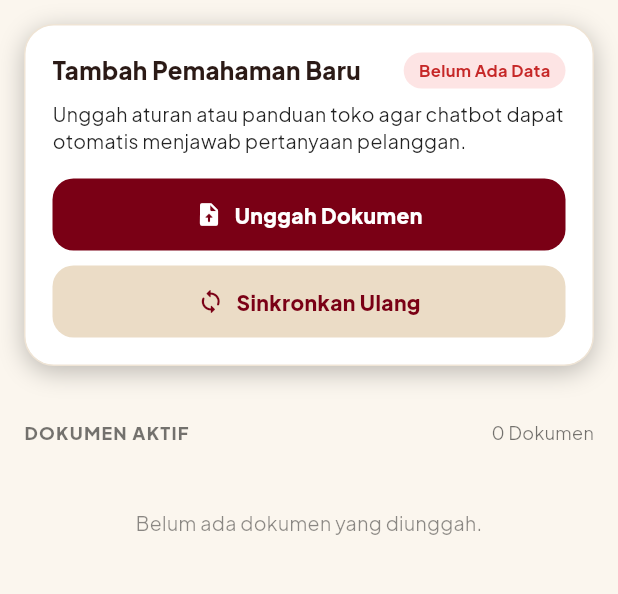
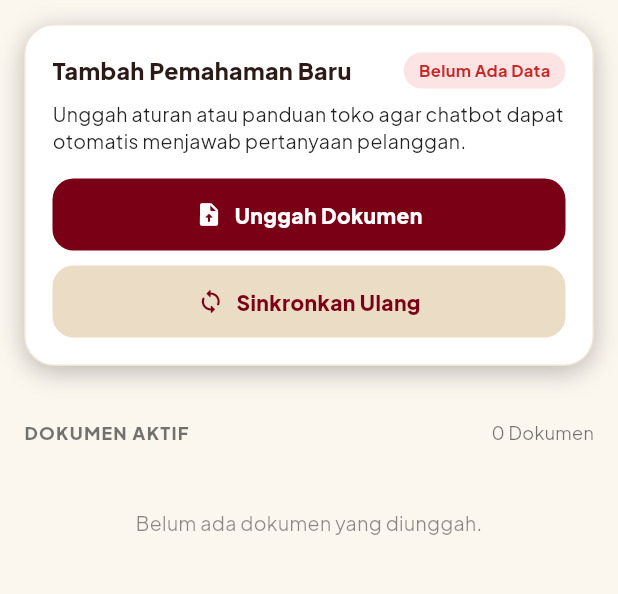
Before and after one commit to mimthokwes/vieguard-app, a Flutter app: the AiKnowledgeScreen screen opened directly, on a phone screen of 412 x 824 dp, the part 96-690 px from its top. Run offline on Flutter 3.47's test engine with Material 3 defaults, Android fonts, the phone set to English and light mode, and no system bars; our stand-ins replace dio, file_picker, flutter_dotenv, flutter_secure_storage, google_fonts, google_sign_in and 4 more; missing offline and left inert: excel; accounts and stored records are empty; network calls fail.

Commit message:
fix(ui): wrap title in Expanded to prevent RenderFlex horizontal overflow

```diff
--- a/lib/screens/akun/ai_knowledge_screen.dart
+++ b/lib/screens/akun/ai_knowledge_screen.dart
@@ -175,14 +175,17 @@ class _AiKnowledgeScreenState extends State<AiKnowledgeScreen> {
                         Row(
                           mainAxisAlignment: MainAxisAlignment.spaceBetween,
                           children: [
-                            const Text(
-                              'Tambah Pemahaman Baru',
-                              style: TextStyle(
-                                fontSize: 16,
-                                fontWeight: FontWeight.w800,
-                                color: AppColors.textPrimary,
+                            const Expanded(
+                              child: Text(
+                                'Tambah Pemahaman Baru',
+                                style: TextStyle(
+                                  fontSize: 15.5,
+                                  fontWeight: FontWeight.w800,
+                                  color: AppColors.textPrimary,
+                                ),
                               ),
                             ),
+                            const SizedBox(width: 8),
                             VgPill(
                               label: isActive ? 'Siap Menjawab' : 'Belum Ada Data',
                               color: isActive ? const Color(0xFF22A447) : AppColors.danger,
```
